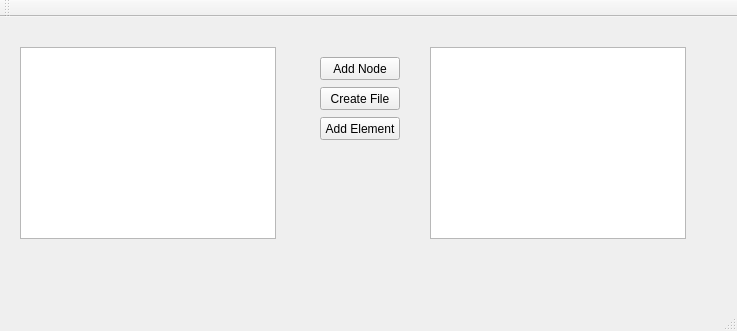
Old version of the form mainwindow.ui in the repository Kojirion/QPlum.
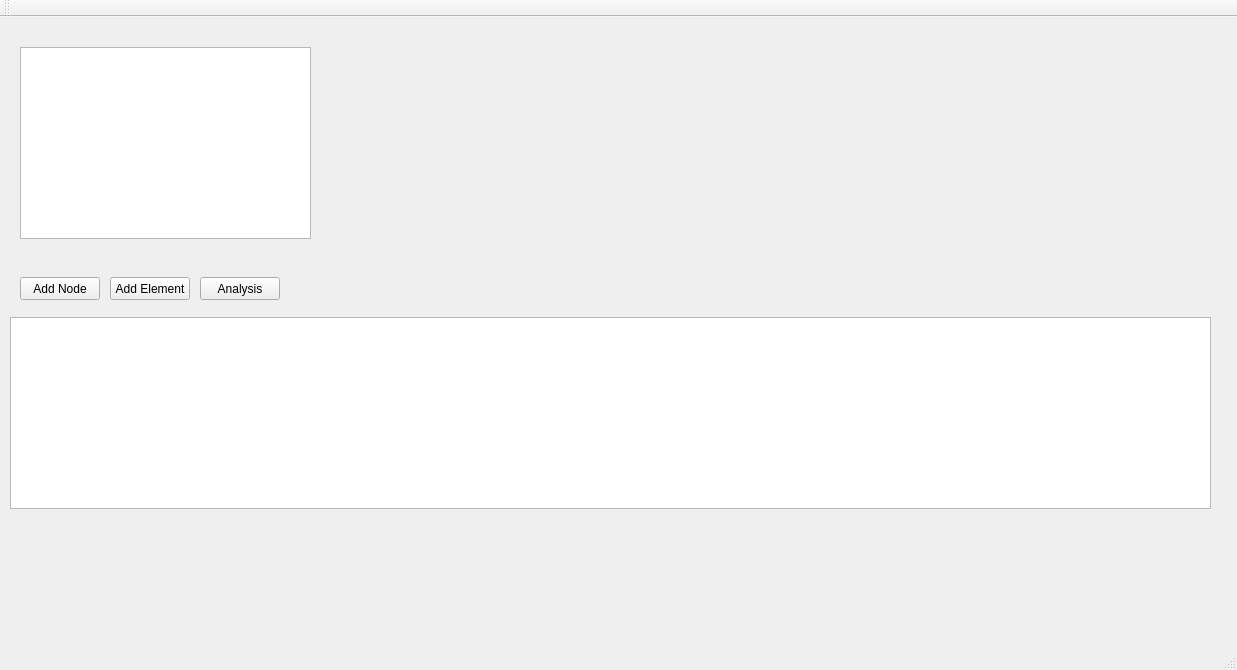
New version of the form.

```diff
--- a/mainwindow.ui
+++ b/mainwindow.ui
@@ -6,8 +6,8 @@
    <rect>
     <x>0</x>
     <y>0</y>
-    <width>737</width>
-    <height>331</height>
+    <width>1237</width>
+    <height>670</height>
    </rect>
   </property>
   <property name="windowTitle">
@@ -17,8 +17,8 @@
    <widget class="QPushButton" name="addNodeButton">
     <property name="geometry">
      <rect>
-      <x>320</x>
-      <y>40</y>
+      <x>20</x>
+      <y>260</y>
       <width>80</width>
       <height>23</height>
      </rect>
@@ -30,14 +30,14 @@
    <widget class="QPushButton" name="pushButton_2">
     <property name="geometry">
      <rect>
-      <x>320</x>
-      <y>70</y>
+      <x>200</x>
+      <y>260</y>
       <width>80</width>
       <height>23</height>
      </rect>
     </property>
     <property name="text">
-     <string>Create File</string>
+     <string>Analysis</string>
     </property>
    </widget>
    <widget class="QTableView" name="nodeView">
@@ -45,7 +45,7 @@
      <rect>
       <x>20</x>
       <y>30</y>
-      <width>256</width>
+      <width>291</width>
       <height>192</height>
      </rect>
     </property>
@@ -53,9 +53,9 @@
    <widget class="QTableView" name="elementView">
     <property name="geometry">
      <rect>
-      <x>430</x>
-      <y>30</y>
-      <width>256</width>
+      <x>10</x>
+      <y>300</y>
+      <width>1201</width>
       <height>192</height>
      </rect>
     </property>
@@ -63,8 +63,8 @@
    <widget class="QPushButton" name="addElementButton">
     <property name="geometry">
      <rect>
-      <x>320</x>
-      <y>100</y>
+      <x>110</x>
+      <y>260</y>
       <width>80</width>
       <height>23</height>
      </rect>
```
Left out of the diff: 6 changed lines with no effect on the pictures.
